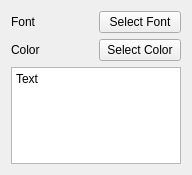
This is YUViewLib/ui/playlistItemText.ui in IENT/YUView as Qt 5 draws it before an edit. The edited form follows.
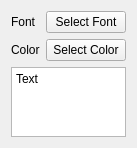
This is the edited form.

Commit message: Moved UI. Loading saving now works.

```diff
--- a/YUViewLib/ui/playlistItemText.ui
+++ b/YUViewLib/ui/playlistItemText.ui
@@ -6,8 +6,8 @@
    <rect>
     <x>0</x>
     <y>0</y>
-    <width>192</width>
-    <height>175</height>
+    <width>128</width>
+    <height>139</height>
    </rect>
   </property>
   <property name="windowTitle">
```
Left out of the diff: 4 changed lines with no effect on the pictures. The commit also changes 7 other files.
